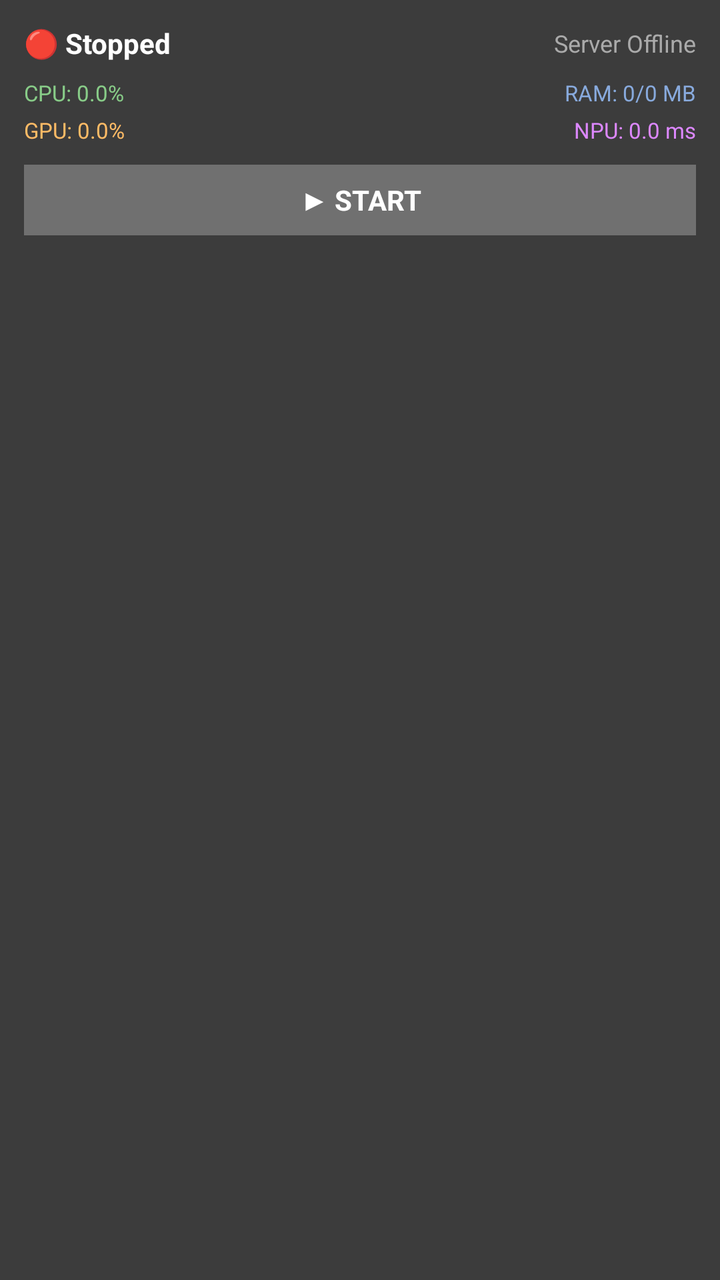
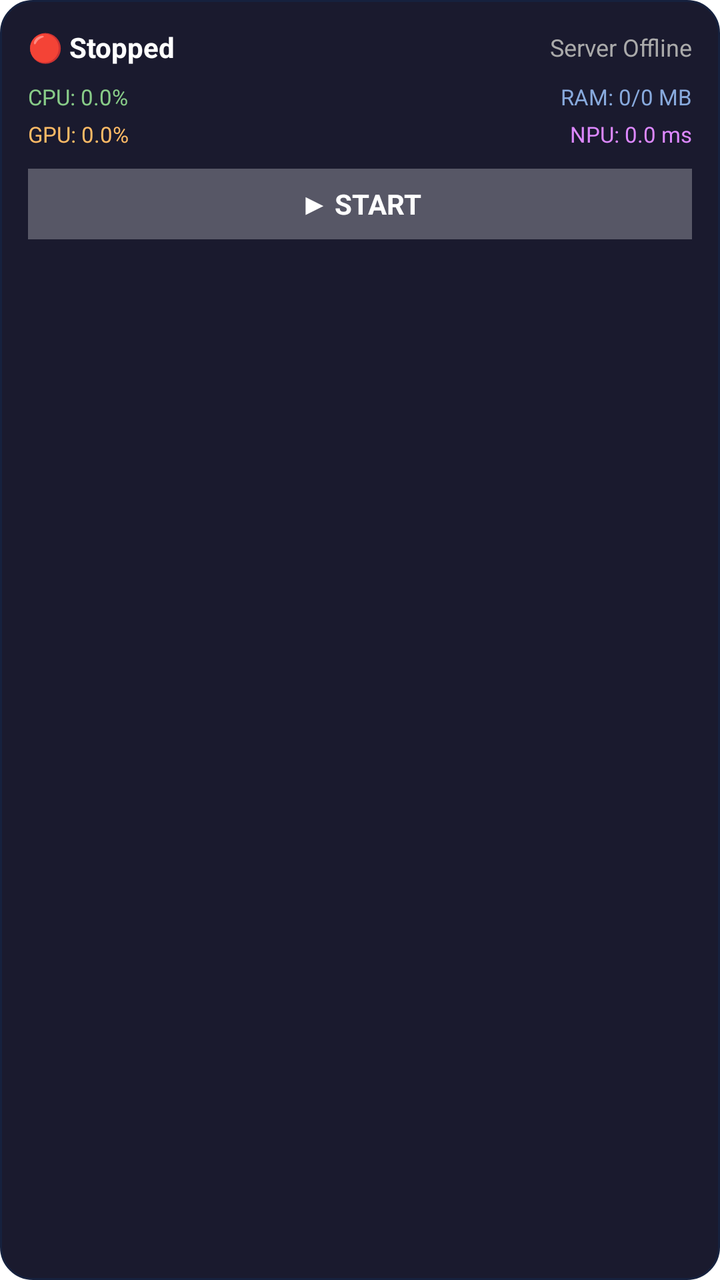

An Android layout rendered at two revisions. The XML below is the earlier revision; the diff shows what the commit changed to produce the second picture.
<!-- AndroidManifest.xml: fallback theme Theme.MaterialComponents.DayNight.NoActionBar -->
<!-- res/layout/widget_server_telemetry.xml -->
<?xml version="1.0" encoding="utf-8"?>
<LinearLayout xmlns:android="http://schemas.android.com/apk/res/android"
    android:layout_width="match_parent"
    android:layout_height="match_parent"
    android:orientation="vertical"
    android:padding="12dp"
    android:background="#E0222222">

    
    <LinearLayout
        android:layout_width="match_parent"
        android:layout_height="wrap_content"
        android:orientation="horizontal"
        android:gravity="center_vertical">

        <TextView
            android:id="@+id/widget_status"
            android:layout_width="wrap_content"
            android:layout_height="wrap_content"
            android:text="🔴 Stopped"
            android:textColor="#FFFFFF"
            android:textSize="14sp"
            android:textStyle="bold" />

        <TextView
            android:id="@+id/widget_ip_address"
            android:layout_width="0dp"
            android:layout_height="wrap_content"
            android:layout_weight="1"
            android:text="Server Offline"
            android:textColor="#AAAAAA"
            android:textSize="12sp"
            android:gravity="end"
            android:singleLine="true" />
    </LinearLayout>

    
    <LinearLayout
        android:layout_width="match_parent"
        android:layout_height="wrap_content"
        android:orientation="horizontal"
        android:layout_marginTop="8dp">

        <TextView
            android:id="@+id/widget_cpu"
            android:layout_width="0dp"
            android:layout_height="wrap_content"
            android:layout_weight="1"
            android:text="CPU: 0.0%"
            android:textColor="#88CC88"
            android:textSize="11sp" />

        <TextView
            android:id="@+id/widget_ram"
            android:layout_width="0dp"
            android:layout_height="wrap_content"
            android:layout_weight="1"
            android:text="RAM: 0/0 MB"
            android:textColor="#88AADD"
            android:textSize="11sp"
            android:gravity="end" />
    </LinearLayout>

    
    <LinearLayout
        android:layout_width="match_parent"
        android:layout_height="wrap_content"
        android:orientation="horizontal"
        android:layout_marginTop="4dp">

        <TextView
            android:id="@+id/widget_gpu"
            android:layout_width="0dp"
            android:layout_height="wrap_content"
            android:layout_weight="1"
            android:text="GPU: 0.0%"
            android:textColor="#FFBB66"
            android:textSize="11sp" />

        <TextView
            android:id="@+id/widget_npu"
            android:layout_width="0dp"
            android:layout_height="wrap_content"
            android:layout_weight="1"
            android:text="NPU: 0.0 ms"
            android:textColor="#DD88FF"
            android:textSize="11sp"
            android:gravity="end" />
    </LinearLayout>

    
    <TextView
        android:id="@+id/widget_toggle_btn"
        android:layout_width="match_parent"
        android:layout_height="wrap_content"
        android:layout_marginTop="10dp"
        android:text="▶ START"
        android:textColor="#FFFFFF"
        android:textSize="14sp"
        android:textStyle="bold"
        android:gravity="center"
        android:padding="8dp"
        android:background="#44FFFFFF"
        android:clickable="true"
        android:focusable="true" />

</LinearLayout>
<!-- resources referenced by this layout -->
<resources>

</resources>

<!-- the commit's change to res/layout/widget_server_telemetry.xml (unified diff, before → after) -->
@@ -3,8 +3,8 @@
     android:layout_width="match_parent"
     android:layout_height="match_parent"
     android:orientation="vertical"
-    android:padding="12dp"
-    android:background="#E0222222">
+    android:padding="14dp"
+    android:background="@drawable/widget_bg">
 
     
     <LinearLayout
<!-- resource entries referenced after the edit -->
@@ -1,5 +1,14 @@
 <!-- resources referenced by this layout -->
 <resources>
-
+  <!-- drawable widget_bg (drawable) -->
+  <?xml version="1.0" encoding="utf-8"?>
+  <shape xmlns:android="http://schemas.android.com/apk/res/android"
+      android:shape="rectangle">
+      <solid android:color="#1A1A2E" />
+      <corners android:radius="16dp" />
+      <stroke
+          android:width="1dp"
+          android:color="#16213E" />
+  </shape>
 </resources>
 
